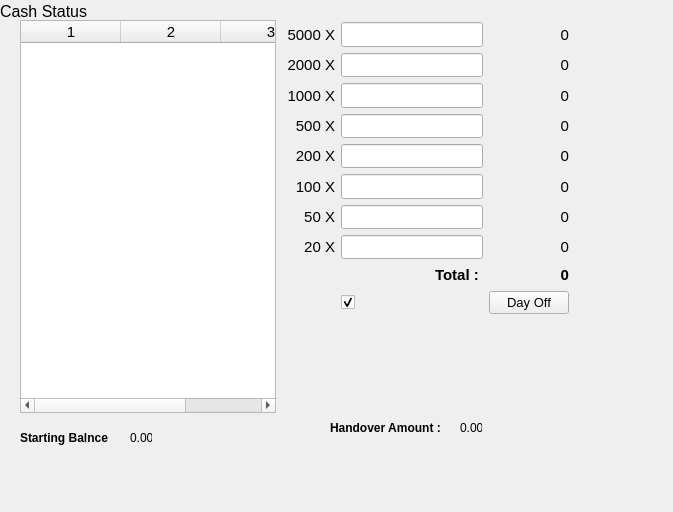
First picture: the form in estorecpp/cashbalancestatus.ui, repository Watti/estorecpp, before the edit.
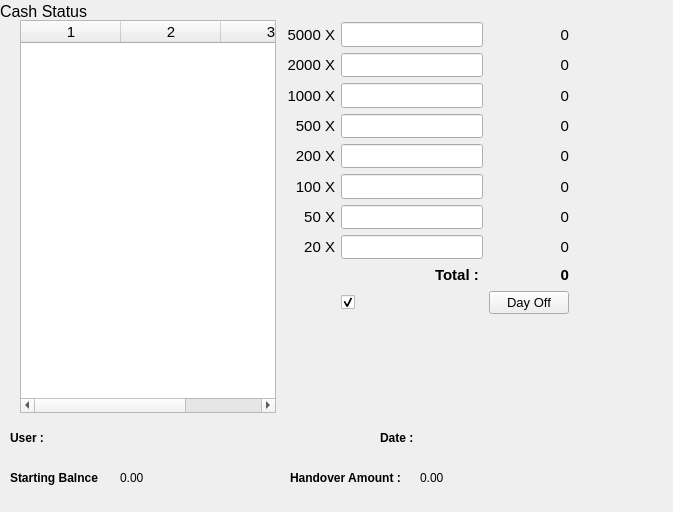
Second picture: the form after the edit. Icons and pictures are not drawn.

Commit message: cash balancing summary has been finalized

The edit to the form file:
```diff
--- a/estorecpp/cashbalancestatus.ui
+++ b/estorecpp/cashbalancestatus.ui
@@ -16,7 +16,7 @@
   <widget class="QLabel" name="label_11">
    <property name="geometry">
     <rect>
-     <x>20</x>
+     <x>10</x>
      <y>430</y>
      <width>92</width>
      <height>16</height>
@@ -29,15 +29,15 @@
     </font>
    </property>
    <property name="text">
-    <string>Starting Balnce :</string>
+    <string>User :</string>
    </property>
   </widget>
   <widget class="QLabel" name="startBalanceLbl">
    <property name="geometry">
     <rect>
-     <x>130</x>
-     <y>430</y>
-     <width>22</width>
+     <x>120</x>
+     <y>470</y>
+     <width>91</width>
      <height>16</height>
     </rect>
    </property>
@@ -48,8 +48,8 @@
   <widget class="QLabel" name="label_13">
    <property name="geometry">
     <rect>
-     <x>330</x>
-     <y>420</y>
+     <x>290</x>
+     <y>470</y>
      <width>121</width>
      <height>16</height>
     </rect>
@@ -67,9 +67,9 @@
   <widget class="QLabel" name="handoverLbl">
    <property name="geometry">
     <rect>
-     <x>460</x>
-     <y>420</y>
-     <width>22</width>
+     <x>420</x>
+     <y>470</y>
+     <width>81</width>
      <height>16</height>
     </rect>
    </property>
@@ -723,6 +723,70 @@
     </item>
    </layout>
   </widget>
+  <widget class="QLabel" name="label_12">
+   <property name="geometry">
+    <rect>
+     <x>10</x>
+     <y>470</y>
+     <width>92</width>
+     <height>16</height>
+    </rect>
+   </property>
+   <property name="font">
+    <font>
+     <weight>75</weight>
+     <bold>true</bold>
+    </font>
+   </property>
+   <property name="text">
+    <string>Starting Balnce :</string>
+   </property>
+  </widget>
+  <widget class="QLabel" name="userLbl">
+   <property name="geometry">
+    <rect>
+     <x>80</x>
+     <y>430</y>
+     <width>131</width>
+     <height>16</height>
+    </rect>
+   </property>
+   <property name="text">
+    <string/>
+   </property>
+  </widget>
+  <widget class="QLabel" name="label_14">
+   <property name="geometry">
+    <rect>
+     <x>380</x>
+     <y>430</y>
+     <width>92</width>
+     <height>16</height>
+    </rect>
+   </property>
+   <property name="font">
+    <font>
+     <weight>75</weight>
+     <bold>true</bold>
+    </font>
+   </property>
+   <property name="text">
+    <string>Date :</string>
+   </property>
+  </widget>
+  <widget class="QLabel" name="dateLbl">
+   <property name="geometry">
+    <rect>
+     <x>450</x>
+     <y>430</y>
+     <width>131</width>
+     <height>16</height>
+    </rect>
+   </property>
+   <property name="text">
+    <string/>
+   </property>
+  </widget>
  </widget>
  <resources/>
  <connections/>
```
The commit also changes 1 other file.
